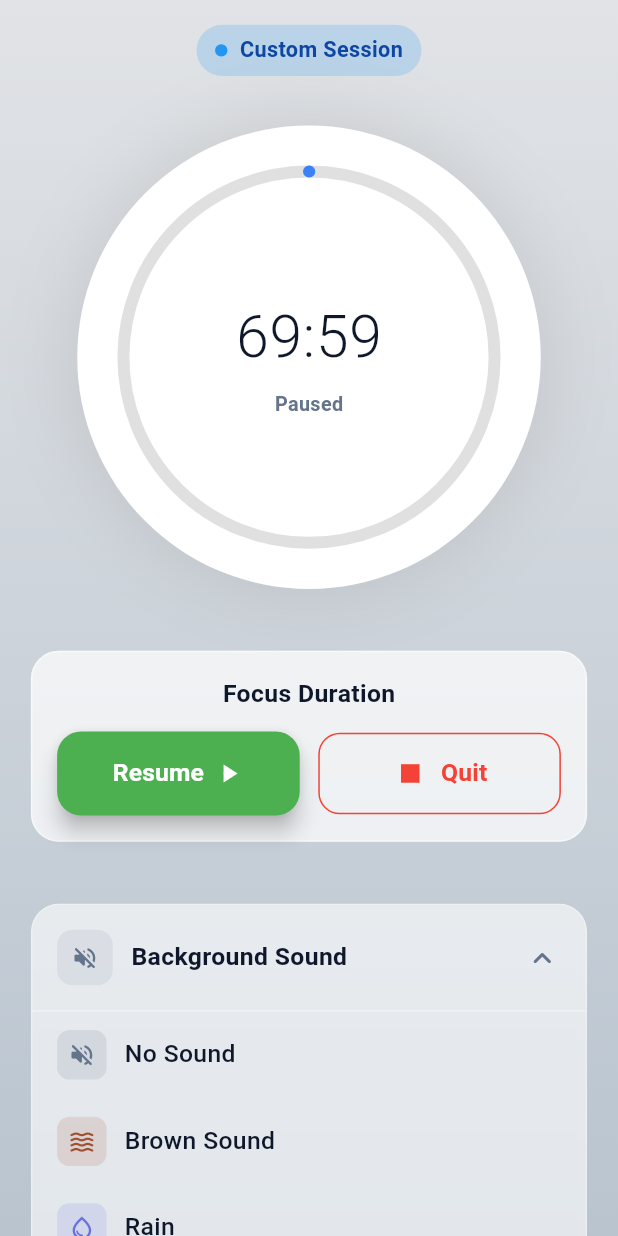
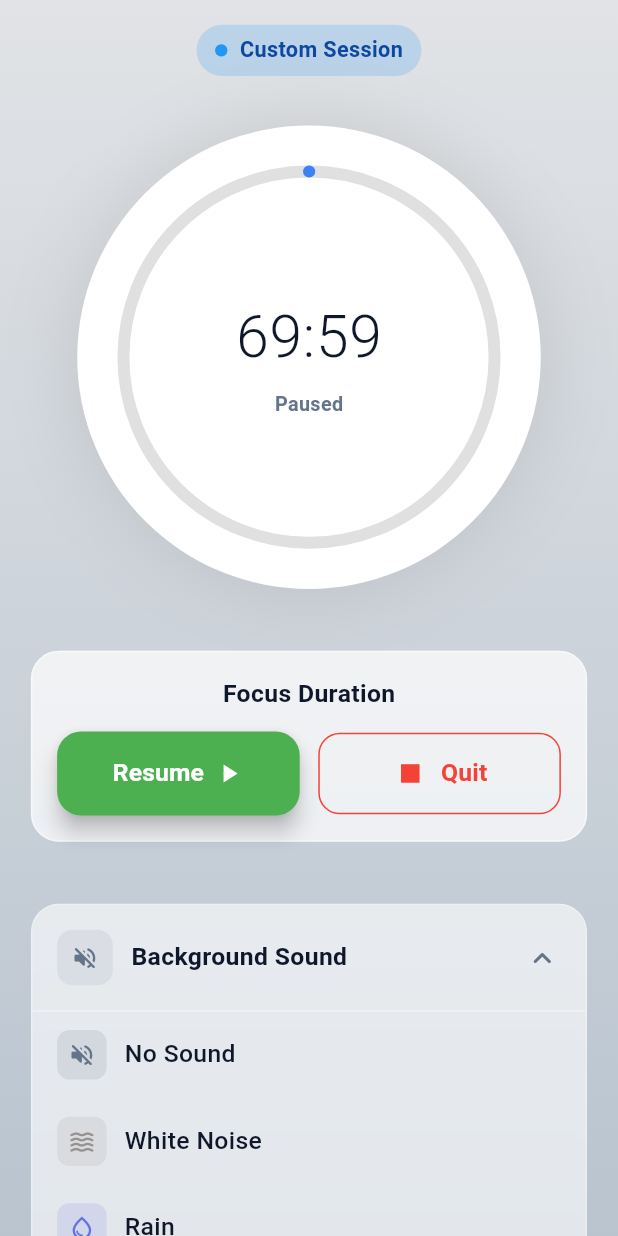
Before and after one commit to ghadee3r/2025_GP_30, a Flutter app: the SessionPage screen opened directly with empty values, after a tap on "Pause", after a tap on "Background Sound", on a phone screen of 412 x 824 dp. Run offline on Flutter 3.47's test engine with Material 3 defaults, Android fonts, the phone set to English and light mode, and no system bars; our stand-ins replace audioplayers, google_sign_in, slide_to_act, supabase_flutter, table_calendar; missing offline and left inert: extension_google_sign_in_as_googleapis_auth, googleapis; accounts and stored records are empty; network calls fail.

Commit message:
Alteration on sounds

```diff
--- a/rikazapp/lib/pages/subscreens/session.dart
+++ b/rikazapp/lib/pages/subscreens/session.dart
@@ -1024,7 +1024,7 @@ class Sound {
 
 const List<Sound> kAvailableSounds = [
    Sound(id: 'off', name: 'No Sound', color: Color(0xFF64748B), icon: Icons.volume_off_rounded),
-   Sound(id: 'Brown-Noise', name: 'Brown Sound', color: Color.fromARGB(255, 159, 80, 48), icon: Icons.waves_rounded),
+   Sound(id: 'White-Noise', name: 'White Noise', color: Color.fromARGB(255, 151, 146, 144), icon: Icons.waves_rounded),
    Sound(id: 'Rain', name: 'Rain', color: Color.fromARGB(255, 104, 114, 223), icon: Icons.water_drop_outlined),
    Sound(id: 'River', name: 'River', color: Color.fromARGB(255, 110, 247, 149), icon: Icons.water_rounded),
 ];
```
Also changed, not shown: rikazapp/pubspec.lock, 1 other file.
